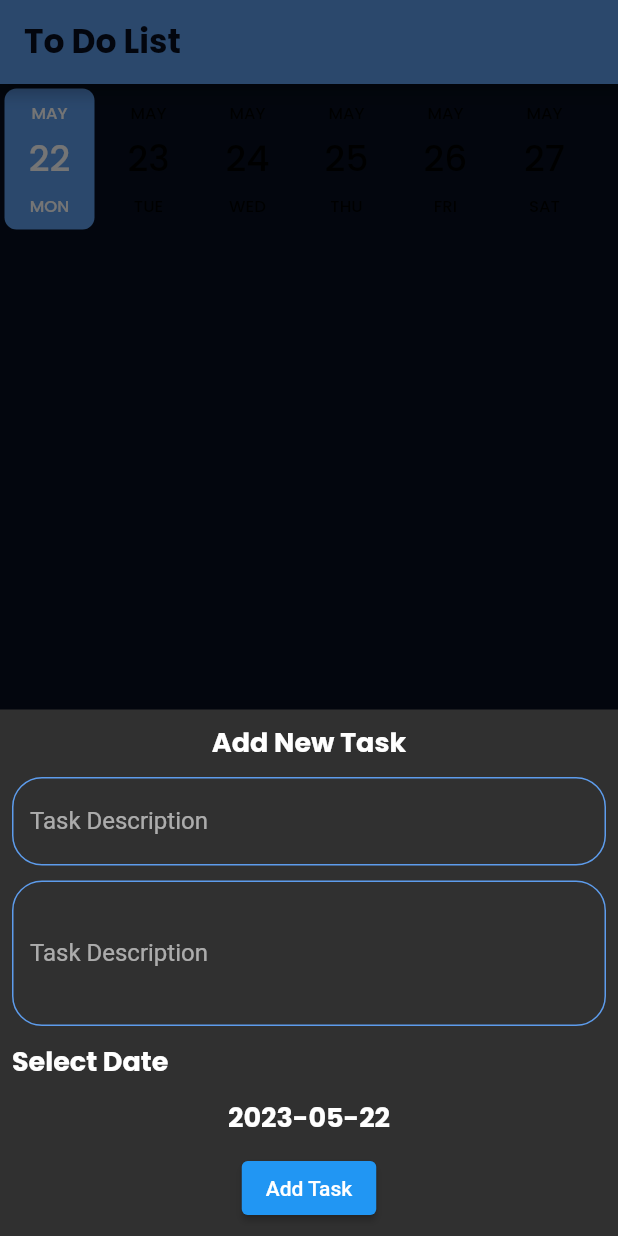
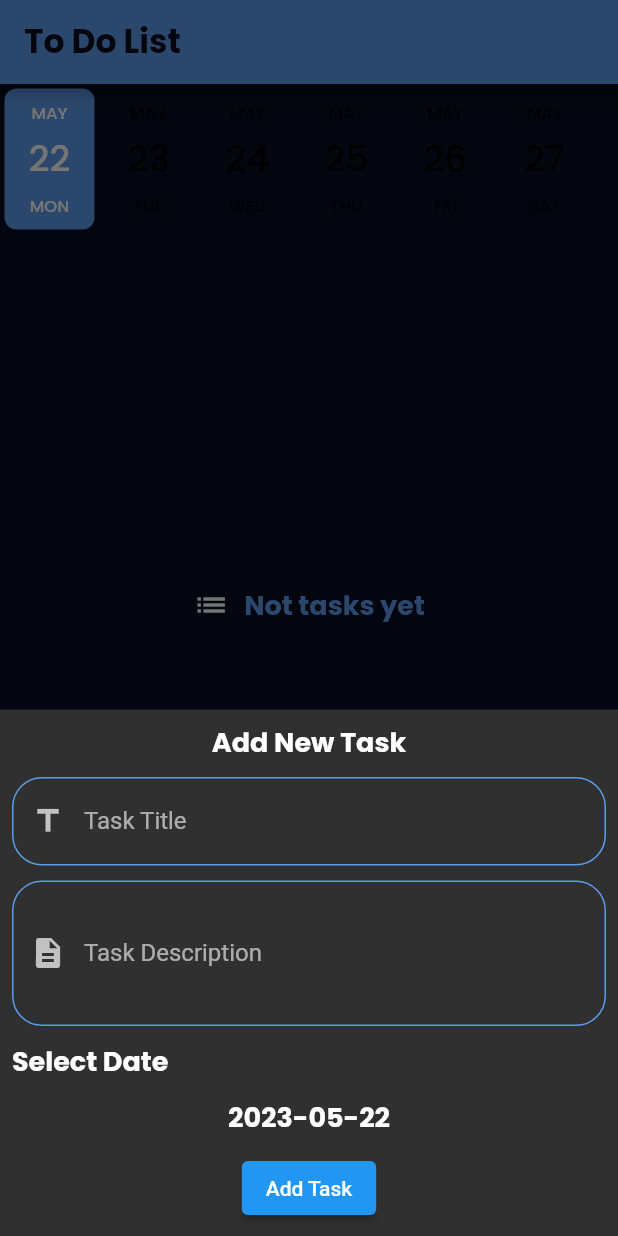
Before and after one commit to salmahossam094/todo, a Flutter app: the screen it shows after launch, after a tap on the "add" icon, on a phone screen of 412 x 824 dp. Run offline on Flutter 3.47's test engine with Material 2 defaults, Android fonts, the phone set to English and light mode, and no system bars; drawn by our look-alikes of date_picker_timeline; our stand-ins replace cloud_firestore, firebase_core, flutter_slidable, google_fonts, shared_preferences; accounts and stored records are empty; generated files the repository leaves out were written again.

Commit message:
add edit task screen

```diff
--- a/lib/main.dart
+++ b/lib/main.dart
@@ -6,7 +6,9 @@ import 'package:provider/provider.dart';
 import 'package:shared_preferences/shared_preferences.dart';
 import 'package:todo/firebase_options.dart';
 import 'package:todo/home_layout/home_layout.dart';
+import 'package:todo/model/task_model.dart';
 import 'package:todo/providers/my_provider.dart';
+import 'package:todo/screens/edit_screen.dart';
 import 'package:todo/shared/styles/my_theme.dart';
 
 void main() async {
@@ -27,6 +29,7 @@ class MyApp extends StatelessWidget {
   Widget build(BuildContext context) {
     provider = Provider.of<MyProvider>(context);
     initSharedPref();
+
     return MaterialApp(
       localizationsDelegates: const [
         AppLocalizations.delegate,
@@ -43,6 +46,7 @@ class MyApp extends StatelessWidget {
       initialRoute: HomeLayout.routeName,
       routes: {
         HomeLayout.routeName: (context) => HomeLayout(),
+        EditScreen.routeName:(context) => EditScreen(),
       },
       theme: MyThemeData.lightTheme,
       darkTheme: MyThemeData.darkTheme,
--- a/lib/screens/task_item.dart
+++ b/lib/screens/task_item.dart
@@ -1,6 +1,7 @@
 import 'package:flutter/material.dart';
 import 'package:flutter_slidable/flutter_slidable.dart';
 import 'package:todo/model/task_model.dart';
+import 'package:todo/screens/edit_screen.dart';
 import 'package:todo/shared/network/firebase/firebase_functions.dart';
 import 'package:todo/shared/styles/app_colors.dart';
 
@@ -17,7 +18,9 @@ class TaskItem extends StatelessWidget {
         endActionPane:
             ActionPane(extentRatio: 0.35, motion: DrawerMotion(), children: [
           SlidableAction(
-            onPressed: (context) {},
+            onPressed: (context) {
+              Navigator.pushNamed(context, EditScreen.routeName,arguments: task);
+            },
             icon: Icons.edit,
             borderRadius: BorderRadius.circular(35),
             backgroundColor: AppColor.lightColor,
--- a/lib/screens/tasks.dart
+++ b/lib/screens/tasks.dart
@@ -45,7 +45,31 @@ class _TasksTabState extends State<TasksTab> {
             }
             List<TaskModel> tasks =
                 snapshot.data?.docs.map((e) => e.data()).toList() ?? [];
-            if (snapshot.hasData){
+            if (tasks.isEmpty) {
+              return SizedBox(
+                width: double.infinity,
+                child: Column(
+                  crossAxisAlignment: CrossAxisAlignment.center,
+                  children: [
+                    SizedBox(
+                      height: MediaQuery.of(context).size.height * 0.6,
+                      child: Row(
+                        crossAxisAlignment: CrossAxisAlignment.center,
+                        mainAxisAlignment: MainAxisAlignment.center,
+                        children: [
+                          Icon(Icons.list),
+                          SizedBox(
+                            width: 10,
+                          ),
+                          Text("Not tasks yet")
+                        ],
+                      ),
+                    )
+                  ],
+                ),
+              );
+            }
+            if (snapshot.hasData) {
               return Expanded(
                 child: ListView.builder(
                   itemBuilder: (context, index) {
--- a/lib/screens/widgets/show_floating_bottom.dart
+++ b/lib/screens/widgets/show_floating_bottom.dart
@@ -45,13 +45,14 @@ class _ShowFloatingBottomState extends State<ShowFloatingBottom> {
                 validator: (value) {
                   if (value!.isEmpty || value == null) {
                     return AppLocalizations.of(context)!.error1;
-                  } else if (value.length < 10) {
+                  } else if (value.length < 5) {
                     return AppLocalizations.of(context)!.error2;
                   }
                   return null;
                 },
                 textInputAction: TextInputAction.next,
                 decoration: InputDecoration(
+
                   errorBorder: OutlineInputBorder(
                     borderSide: const BorderSide(color: AppColor.lightColor),
                     borderRadius: BorderRadius.circular(20),
@@ -60,11 +61,12 @@ class _ShowFloatingBottomState extends State<ShowFloatingBottom> {
                     borderSide: const BorderSide(color: AppColor.lightColor),
                     borderRadius: BorderRadius.circular(20),
                   ),
-                  label: Text(AppLocalizations.of(context)!.taskDescrip),
+                  label: Text(AppLocalizations.of(context)!.taskTitle),
                   focusedBorder: OutlineInputBorder(
                     borderSide: const BorderSide(color: AppColor.lightColor),
                     borderRadius: BorderRadius.circular(20),
                   ),
+                  prefixIcon: Icon(Icons.title),
                   enabledBorder: OutlineInputBorder(
                     borderSide: const BorderSide(color: AppColor.lightColor),
                     borderRadius: BorderRadius.circular(20),
@@ -89,6 +91,7 @@ class _ShowFloatingBottomState extends State<ShowFloatingBottom> {
                     borderSide: const BorderSide(color: AppColor.lightColor),
                     borderRadius: BorderRadius.circular(20),
                   ),
+                  prefixIcon: Icon(Icons.description),
                   focusedErrorBorder: OutlineInputBorder(
                     borderSide: const BorderSide(color: AppColor.lightColor),
                     borderRadius: BorderRadius.circular(20),
```
Also changed, not shown: lib/l10n/app_ar.arb (+5 -2 lines), lib/l10n/app_en.arb (+5 -2 lines), lib/screens/edit_screen.dart (added, +174 -0 lines).
